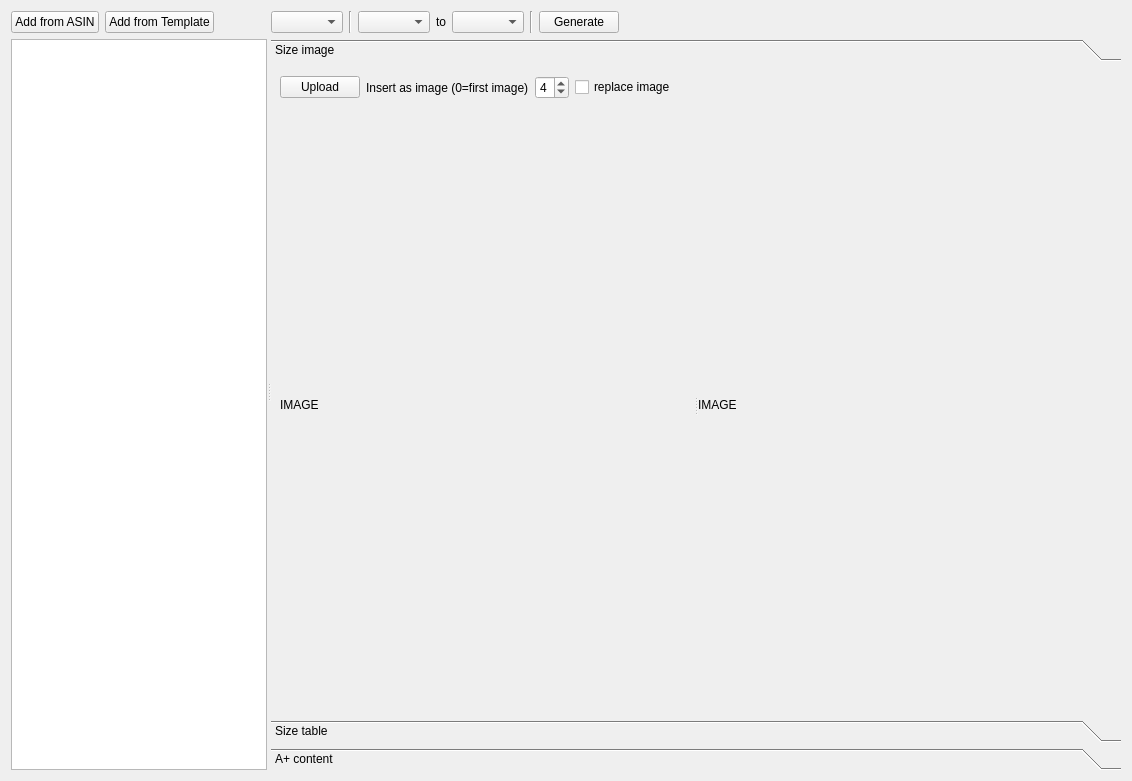
This is AmazonTemplate3/gui/panes/PaneSizing.ui in icingerpower/AmazonTemplate3 as Qt 5 draws it before an edit. The edited form follows.
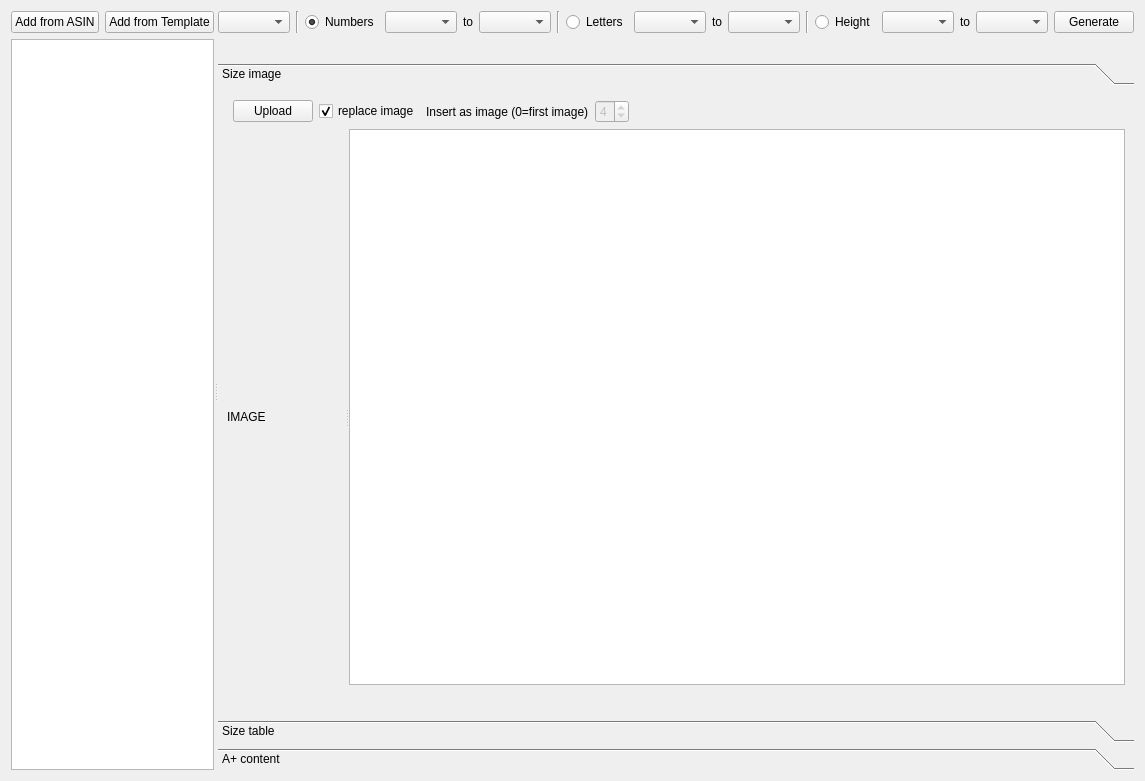
This is the edited form. The open tabs and pages were chosen to show the change.

Commit message: Improved sizing generation.

The edit to the form file:
```diff
--- a/AmazonTemplate3/gui/panes/PaneSizing.ui
+++ b/AmazonTemplate3/gui/panes/PaneSizing.ui
@@ -19,7 +19,7 @@
      <property name="orientation">
       <enum>Qt::Orientation::Horizontal</enum>
      </property>
-     <widget class="QWidget" name="">
+     <widget class="QWidget" name="layoutWidget">
       <layout class="QVBoxLayout" name="verticalLayout">
        <item>
         <layout class="QHBoxLayout" name="horizontalLayout">
@@ -89,6 +89,16 @@
            </property>
           </widget>
          </item>
+         <item>
+          <widget class="QRadioButton" name="radioButton">
+           <property name="text">
+            <string>Numbers</string>
+           </property>
+           <property name="checked">
+            <bool>true</bool>
+           </property>
+          </widget>
+         </item>
          <item>
           <widget class="QComboBox" name="comboBoxSizeFrom"/>
          </item>
@@ -109,6 +119,53 @@
            </property>
           </widget>
          </item>
+         <item>
+          <widget class="QRadioButton" name="radioButton_2">
+           <property name="text">
+            <string>Letters</string>
+           </property>
+          </widget>
+         </item>
+         <item>
+          <widget class="QComboBox" name="comboBoxLetterSizeFrom"/>
+         </item>
+         <item>
+          <widget class="QLabel" name="label_3">
+           <property name="text">
+            <string>to</string>
+           </property>
+          </widget>
+         </item>
+         <item>
+          <widget class="QComboBox" name="comboBoxLetterSizeTo"/>
+         </item>
+         <item>
+          <widget class="Line" name="line_3">
+           <property name="orientation">
+            <enum>Qt::Orientation::Vertical</enum>
+           </property>
+          </widget>
+         </item>
+         <item>
+          <widget class="QRadioButton" name="radioButton_3">
+           <property name="text">
+            <string>Height</string>
+           </property>
+          </widget>
+         </item>
+         <item>
+          <widget class="QComboBox" name="comboBoxHeightFrom"/>
+         </item>
+         <item>
+          <widget class="QLabel" name="label_4">
+           <property name="text">
+            <string>to</string>
+           </property>
+          </widget>
+         </item>
+         <item>
+          <widget class="QComboBox" name="comboBoxHeightTo"/>
+         </item>
          <item>
           <widget class="QPushButton" name="buttoGenSizeTables">
            <property name="text">
@@ -131,6 +188,11 @@
          </item>
         </layout>
        </item>
+       <item>
+        <widget class="QWidget" name="widgetMeasurementForm" native="true">
+         <layout class="QHBoxLayout" name="layoutMeasurementForm"/>
+        </widget>
+       </item>
        <item>
         <widget class="QToolBox" name="toolBoxSizing">
          <property name="sizePolicy">
@@ -148,7 +210,7 @@
             <x>0</x>
             <y>0</y>
             <width>837</width>
-            <height>645</height>
+            <height>621</height>
            </rect>
           </property>
           <attribute name="label">
@@ -157,6 +219,9 @@
           <layout class="QVBoxLayout" name="verticalLayout_4">
            <item>
             <layout class="QHBoxLayout" name="horizontalLayout_3">
+             <property name="leftMargin">
+              <number>6</number>
+             </property>
              <item>
               <widget class="QPushButton" name="buttonUploadImageSize">
                <property name="text">
@@ -164,6 +229,16 @@
                </property>
               </widget>
              </item>
+             <item>
+              <widget class="QCheckBox" name="checkBoxReplaceImage">
+               <property name="text">
+                <string>replace image</string>
+               </property>
+               <property name="checked">
+                <bool>true</bool>
+               </property>
+              </widget>
+             </item>
              <item>
               <widget class="QLabel" name="label_2">
                <property name="text">
@@ -173,6 +248,9 @@
              </item>
              <item>
               <widget class="QSpinBox" name="spinBoxImagePos">
+               <property name="enabled">
+                <bool>false</bool>
+               </property>
                <property name="maximum">
                 <number>9</number>
                </property>
@@ -181,13 +259,6 @@
                </property>
               </widget>
              </item>
-             <item>
-              <widget class="QCheckBox" name="checkBoxReplaceImage">
-               <property name="text">
-                <string>replace image</string>
-               </property>
-              </widget>
-             </item>
              <item>
               <spacer name="horizontalSpacer_3">
                <property name="orientation">
@@ -213,10 +284,26 @@
                <string>IMAGE</string>
               </property>
              </widget>
-             <widget class="QLabel" name="labelLastImage">
-              <property name="text">
-               <string>IMAGE</string>
-              </property>
+             <widget class="QWidget" name="widgetGroupImages" native="true">
+              <layout class="QVBoxLayout" name="verticalLayout_groups">
+               <item>
+                <widget class="QListWidget" name="listWidgetSizeGroups">
+                 <property name="maximumHeight">
+                  <number>120</number>
+                 </property>
+                </widget>
+               </item>
+               <item>
+                <widget class="QLabel" name="labelSelectedImage">
+                 <property name="text">
+                  <string/>
+                 </property>
+                 <property name="alignment">
+                  <set>Qt::AlignTop|Qt::AlignLeft</set>
+                 </property>
+                </widget>
+               </item>
+              </layout>
              </widget>
             </widget>
            </item>
```
Left out of the diff: 29 changed lines with no effect on the pictures. The commit also changes 20 other files.
